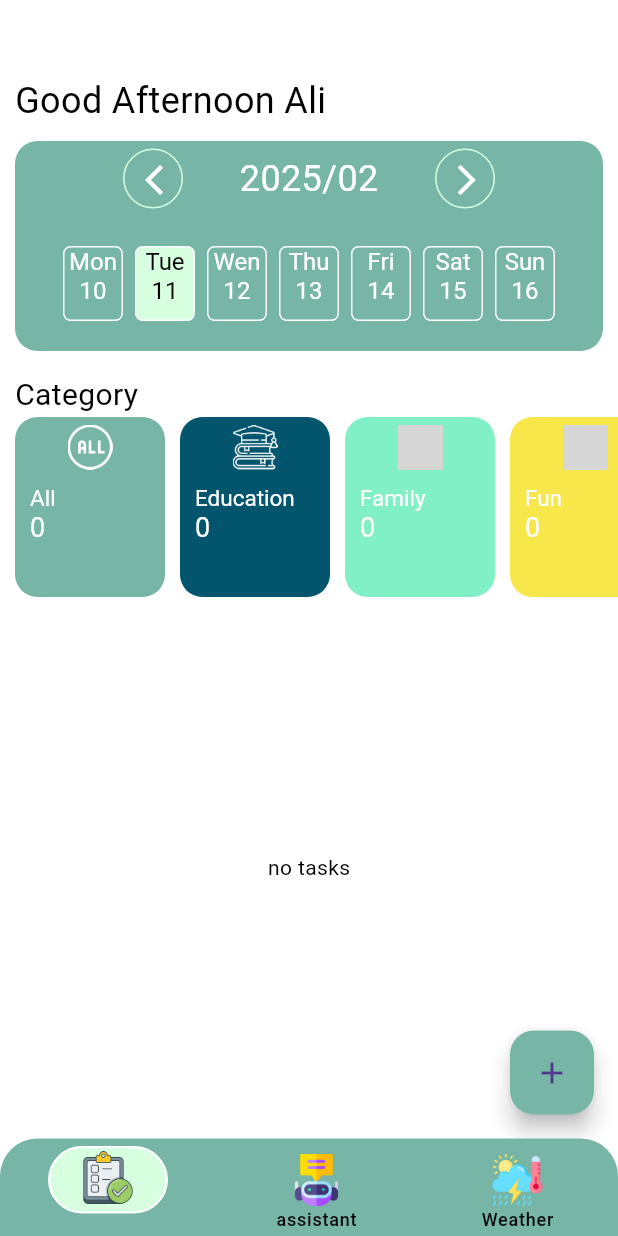
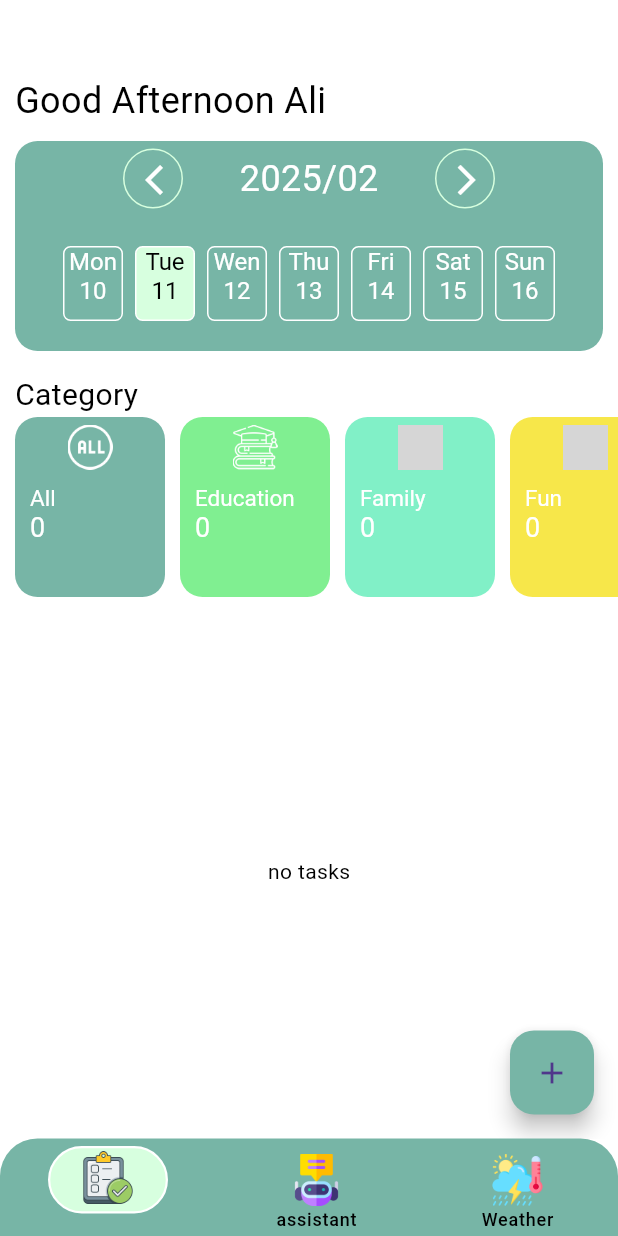
Before and after one commit to mahmoudFawzee/ai_assistant_app, a Flutter app: the ToDoScreen screen opened by its route, on a phone screen of 412 x 824 dp. Run offline on Flutter 3.47's test engine with Material 3 defaults, Android fonts, the phone set to English and light mode, and no system bars; our stand-ins replace equatable, flutter_bloc, geolocator, go_router, shared_preferences, sqflite; accounts and stored records are empty; generated files the repository leaves out were written again; grey boxes are pictures that could not be loaded.

Commit message:
finish task card design

```diff
--- a/lib/data/models/tasks/task.dart
+++ b/lib/data/models/tasks/task.dart
@@ -47,15 +47,15 @@ final class TaskSpec {
   final String description;
   final CategoryEnum category;
   final DateTime date;
-  final TimeOfDay time;
+  final TimeOfDay _time;
   const TaskSpec({
     required this.date,
     required this.done,
-    required this.time,
+    required TimeOfDay time,
     required this.title,
     required this.description,
     required this.category,
-  });
+  }) : _time = time;
   Map<String, dynamic> toJson() {
     return {
       SqfliteKeys.done: done ? 1 : 0,
@@ -67,10 +67,15 @@ final class TaskSpec {
     };
   }
 
+  get time => _time;
+  String stringTime() =>
+      '${_time.hour.toString().padLeft(2, '0')}:${_time.minute.toString().padLeft(2, '0')}';
+  String stringDate() =>
+      '${date.day.toString().padLeft(2, '0')}-${date.month.toString().padLeft(2, '0')}';
   bool isMatch(TaskSpec task) {
     if (date != task.date) return false;
     if (title != task.title) return false;
-    if (time != task.time) return false;
+    if (_time != task.time) return false;
     if (done != task.done) return false;
     if (category != task.category) return false;
     return true;
--- a/lib/view/screens/home/todo_page.dart
+++ b/lib/view/screens/home/todo_page.dart
@@ -82,7 +82,7 @@ class ToDoScreen extends StatelessWidget {
                             context.read<TasksBloc>().add(
                                   GetCategoryTasksEvent(
                                     category.categoryProps.category,
-                                    _date??DateTime.now(),
+                                    _date ?? DateTime.now(),
                                   ),
                                 );
                           },
@@ -93,7 +93,7 @@ class ToDoScreen extends StatelessWidget {
               },
             ),
           ),
-
+          const SizedBox(height: 5),
           BlocBuilder<TasksBloc, TasksState>(
             builder: (context, state) {
               log('getting tasks state : $state');
@@ -106,6 +106,7 @@ class ToDoScreen extends StatelessWidget {
                 final allTasks = [...unCompletedTasks, ...completedTasks];
                 return Expanded(
                   child: ListView.builder(
+                    padding: EdgeInsets.zero,
                     itemCount: allTasks.length,
                     itemBuilder: (context, index) {
                       //?here we have uncompleted tasks.
--- a/lib/view/theme/color_manger.dart
+++ b/lib/view/theme/color_manger.dart
@@ -11,7 +11,7 @@ final class ColorsManger {
   static const funColor = Color(0xffF7E74A);
   static const familyColor = Color(0xffC4EDDE);
   static const workColor = Color(0xffFDD2BF);
-  static const educationColor = Color(0xff02556D);
+  static const educationColor = Color(0xff80EF91);
   static const otherColor = Color(0xffF73859);
   static const allColor = myMessageColor;
 }
```
Also changed, not shown: lib/view/widgets/task_card.dart (+41 -8 lines), 1 other file.
